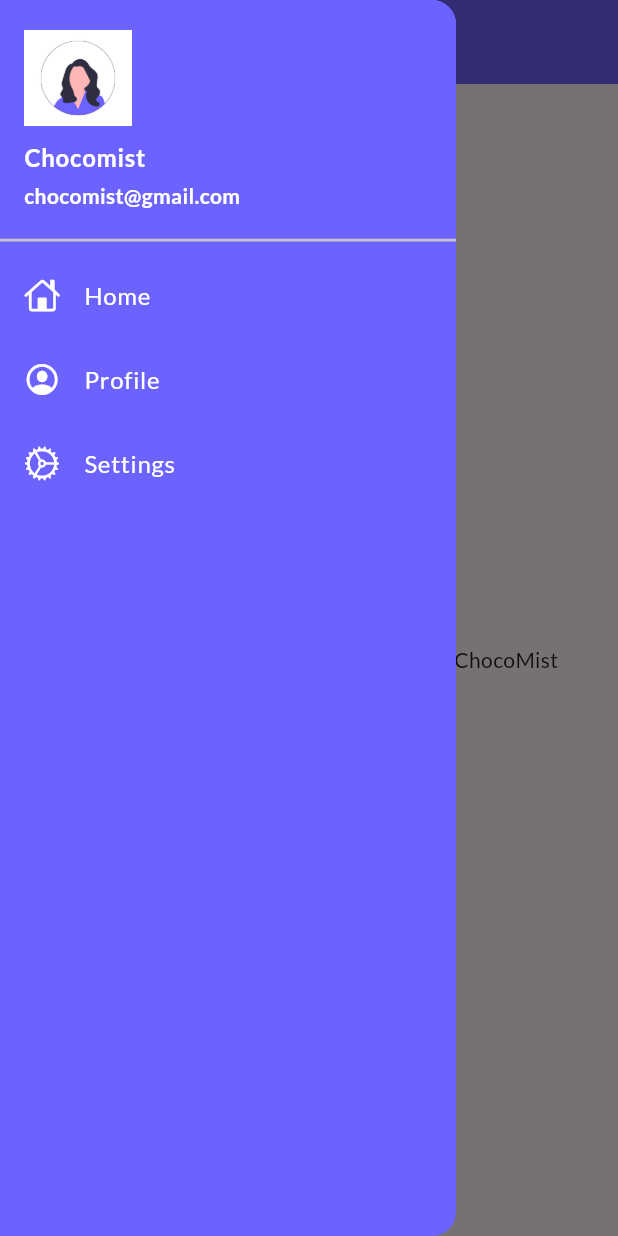
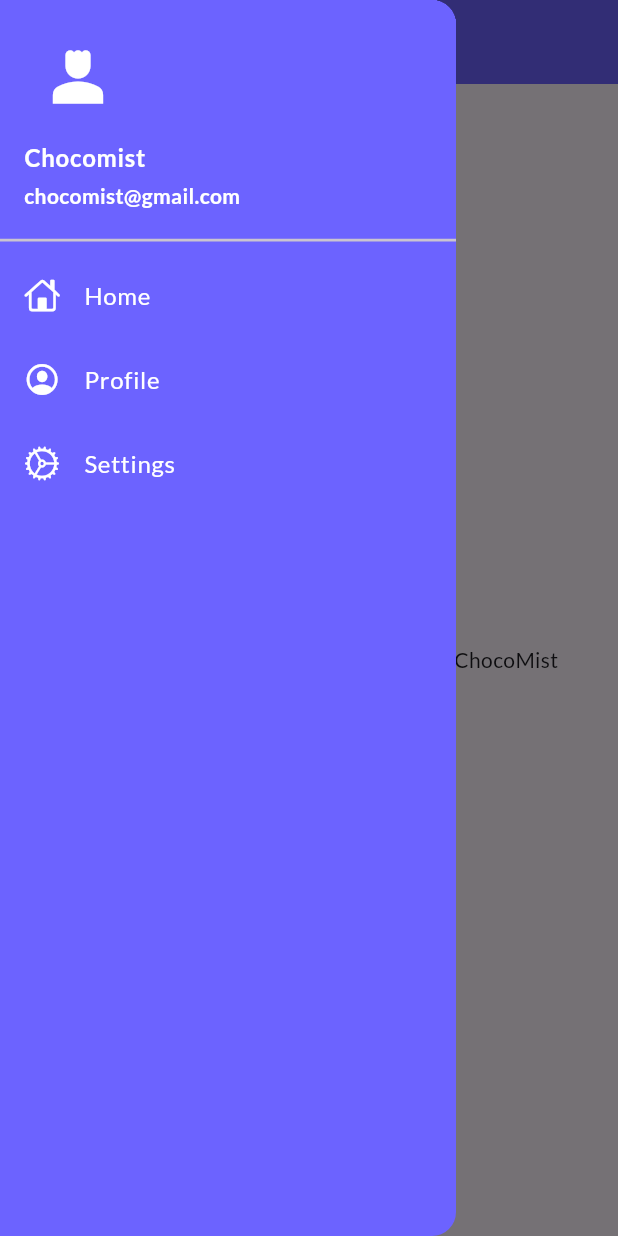
Before and after one commit to EveningLantern/30DaysOfFlutter, a Flutter app: the screen it shows after launch, with the side drawer open, on a phone screen of 412 x 824 dp. Run offline on Flutter 3.47's test engine with Material 3 defaults, Android fonts, the phone set to English and light mode, and no system bars; our stand-ins replace google_fonts; missing offline and left inert: flutter_animated_button.

Commit message:
themes done finally

```diff
--- a/lib/main.dart
+++ b/lib/main.dart
@@ -3,6 +3,7 @@
 import 'package:online_store_basics/pages/homepage.dart';
 import 'package:online_store_basics/pages/loginpage.dart';
 import 'package:online_store_basics/utils/routes.dart';
+import 'package:online_store_basics/widgets/themes.dart';
 
 void main() {
   runApp(const MainApp());
@@ -16,12 +17,8 @@
     return MaterialApp(
       debugShowCheckedModeBanner: false,
       themeMode: ThemeMode.light,
-      theme: ThemeData(
-        primarySwatch: Colors.blue,
-        primaryTextTheme: GoogleFonts.latoTextTheme(),
-        fontFamily: GoogleFonts.lato().fontFamily,
-      ),
-      darkTheme: ThemeData(brightness: Brightness.dark),
+      theme: MyTheme.lightTheme(context),
+      darkTheme: MyTheme.darkTheme(context),
       initialRoute: MyRoutes.homeRoute,
       routes: {
         "/": (context) => const LoginPage(),
--- a/lib/pages/homepage.dart
+++ b/lib/pages/homepage.dart
@@ -10,12 +10,12 @@
     const String name = "ChocoMist";
     return Scaffold(
       appBar: AppBar(
-        backgroundColor: const Color(0xff6C63FF),
-        foregroundColor: Colors.white,
+        //backgroundColor: const Color(0xff6C63FF),
+        //foregroundColor: Colors.white,
         centerTitle: true,
         title: const Text(
           "CATALOG APP",
-          style: TextStyle(color: Colors.white),
+          //style: TextStyle(color: Colors.white),
         ),
       ),
       body: Center(
--- a/lib/widgets/drawers.dart
+++ b/lib/widgets/drawers.dart
@@ -11,20 +11,23 @@
       backgroundColor: const Color(0xff6C63FF),
       child: ListView(
         padding: EdgeInsets.zero,
-        children: [
+        children: const [
           DrawerHeader(
             padding: EdgeInsets.zero,
             child: UserAccountsDrawerHeader(
-              currentAccountPicture:
-                  Image.asset("assets/images/profile_image.png"),
-              decoration: const BoxDecoration(color: Color(0xff6C63FF)),
+              currentAccountPicture: Icon(
+                Icons.person_4,
+                size: 50,
+                color: Colors.white,
+              ),
+              decoration: BoxDecoration(color: Color(0xff6C63FF)),
               margin: EdgeInsets.zero,
-              accountName: const Text(
+              accountName: Text(
                 "Chocomist",
                 style:
                     TextStyle(color: Colors.white, fontWeight: FontWeight.bold),
               ),
-              accountEmail: const Text(
+              accountEmail: Text(
                 "chocomist@gmail.com",
                 style:
                     TextStyle(color: Colors.white, fontWeight: FontWeight.bold),
--- /dev/null
+++ b/lib/widgets/themes.dart
@@ -0,0 +1,22 @@
+import 'package:flutter/material.dart';
+import 'package:google_fonts/google_fonts.dart';
+
+class MyTheme {
+  static ThemeData lightTheme(BuildContext context) => ThemeData(
+      primaryTextTheme: GoogleFonts.latoTextTheme(),
+      fontFamily: GoogleFonts.lato().fontFamily,
+      appBarTheme: AppBarTheme(
+        backgroundColor: Color(0xff6C63FF),
+        iconTheme: IconThemeData(color: Colors.white),
+        titleTextStyle: TextStyle(color: Colors.white, fontSize: 25),
+      ));
+  static ThemeData darkTheme(BuildContext context) => ThemeData(
+      brightness: Brightness.dark,
+      primaryTextTheme: GoogleFonts.latoTextTheme(),
+      fontFamily: GoogleFonts.lato().fontFamily,
+      appBarTheme: AppBarTheme(
+        backgroundColor: Color(0xff6C63FF),
+        iconTheme: IconThemeData(color: Colors.white),
+        titleTextStyle: TextStyle(color: Colors.white, fontSize: 25),
+      ));
+}
```
